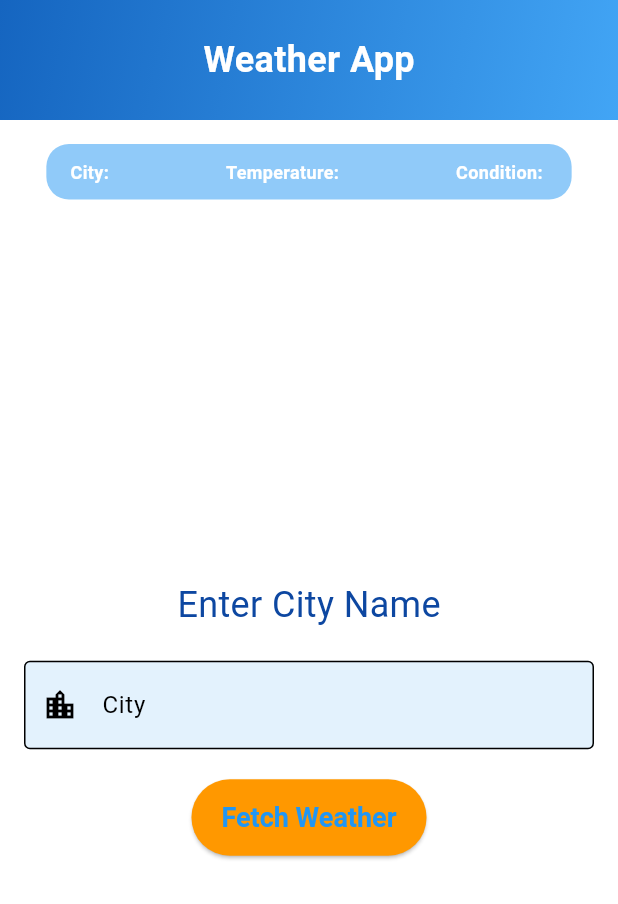
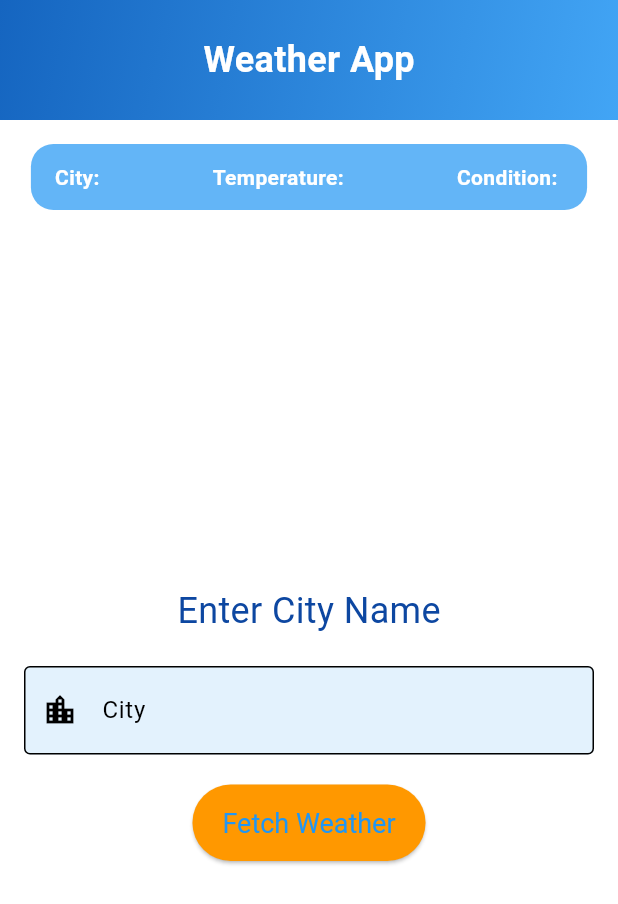
Before and after one commit to dagm4020/Weather-App, a Flutter app: the screen it shows after launch, on a phone screen of 412 x 824 dp. Shown: the top 904 px of the screen. Run offline on Flutter 3.47's test engine with Material 3 defaults, Android fonts, the phone set to English and light mode, and no system bars.

Commit message:
Final testing and adjustments

```diff
--- a/weather_info_app/lib/main.dart
+++ b/weather_info_app/lib/main.dart
@@ -71,10 +71,10 @@ class _WeatherHomePageState extends State<WeatherHomePage> {
           ),
           SizedBox(height: 16),
           Container(
-            width: MediaQuery.of(context).size.width * 0.85,
-            padding: const EdgeInsets.symmetric(vertical: 10, horizontal: 16),
+            width: MediaQuery.of(context).size.width * 0.9,
+            padding: const EdgeInsets.symmetric(vertical: 12, horizontal: 16),
             decoration: BoxDecoration(
-              color: Colors.blue.withOpacity(0.5),
+              color: Colors.blue.withOpacity(0.7),
               borderRadius: BorderRadius.circular(15),
             ),
             child: Row(
@@ -82,15 +82,15 @@ class _WeatherHomePageState extends State<WeatherHomePage> {
               children: <Widget>[
                 Text(
                   'City: $cityName',
-                  style: TextStyle(fontSize: 12, color: Colors.white, fontWeight: FontWeight.bold),
+                  style: TextStyle(fontSize: 14, color: Colors.white, fontWeight: FontWeight.w700),
                 ),
                 Text(
                   'Temperature: $temperature',
-                  style: TextStyle(fontSize: 12, color: Colors.white, fontWeight: FontWeight.bold),
+                  style: TextStyle(fontSize: 14, color: Colors.white, fontWeight: FontWeight.w700),
                 ),
                 Text(
                   'Condition: $weatherCondition',
-                  style: TextStyle(fontSize: 12, color: Colors.white, fontWeight: FontWeight.bold),
+                  style: TextStyle(fontSize: 14, color: Colors.white, fontWeight: FontWeight.w700),
                 ),
               ],
             ),
@@ -124,10 +124,7 @@ class _WeatherHomePageState extends State<WeatherHomePage> {
                   SizedBox(height: 20),
                   ElevatedButton(
                     onPressed: fetchWeather,
-                    child: Text(
-                      'Fetch Weather',
-                      style: TextStyle(fontWeight: FontWeight.bold),
-                    ),
+                    child: Text('Fetch Weather'),
                     style: ElevatedButton.styleFrom(
                       backgroundColor: Colors.orange,
                       padding: EdgeInsets.symmetric(horizontal: 20, vertical: 15),
```
